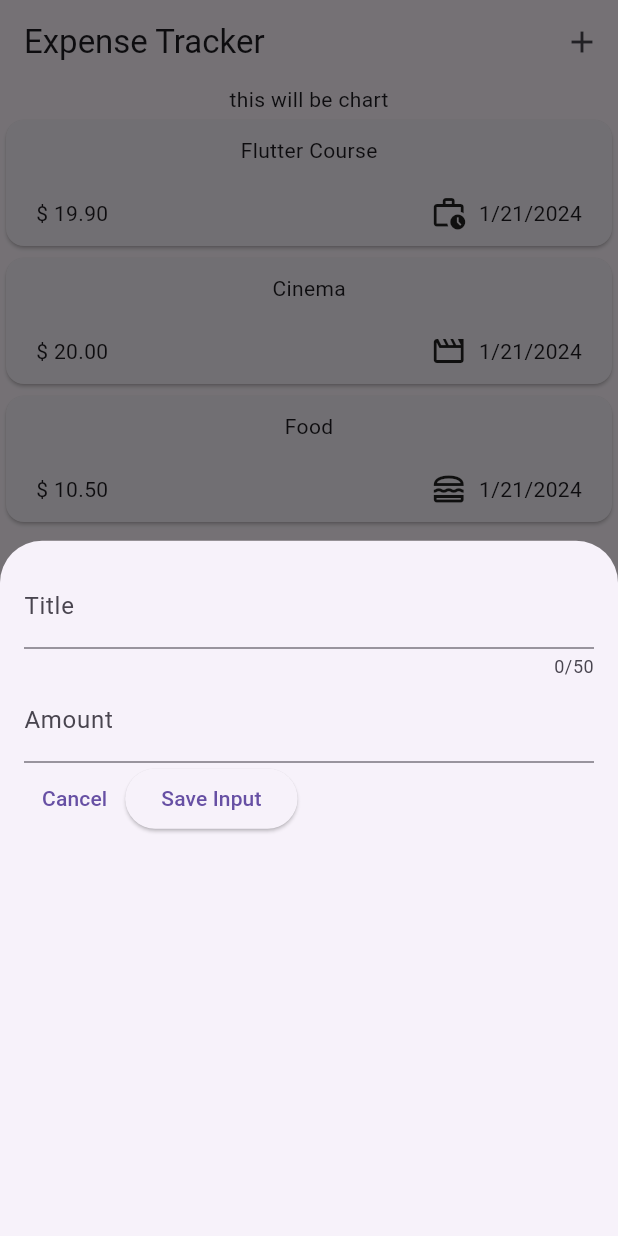
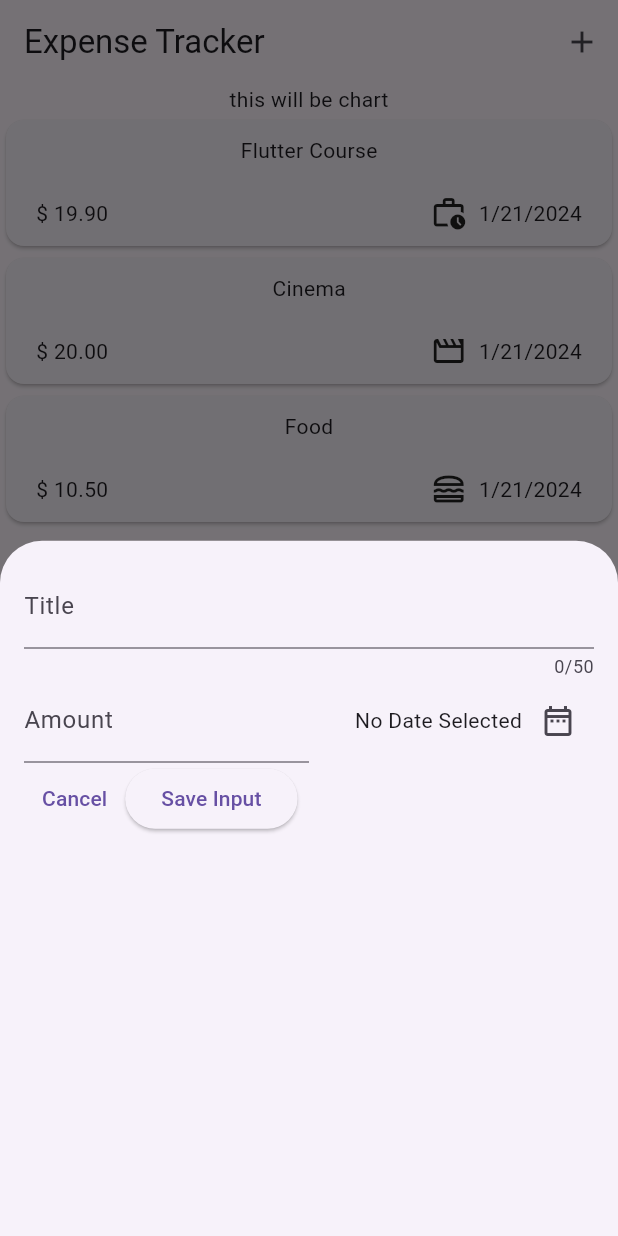
Before and after one commit to ddreambug/expense_tracker, a Flutter app: the screen it shows after launch, after a tap on the "add" icon, on a phone screen of 412 x 824 dp. Run offline on Flutter 3.47's test engine with Material 3 defaults, Android fonts, the phone set to English and light mode, and no system bars.

Commit message:
adding datepicker to showmodaldialog

```diff
--- a/lib/model/expense_model.dart
+++ b/lib/model/expense_model.dart
@@ -8,7 +8,7 @@ const uuid = Uuid();
 
 enum Category { food, travel, leisure, work }
 
-const CategoryIcon = {
+const categoryIcon = {
   Category.food: Icons.lunch_dining_outlined,
   Category.travel: Icons.flight_takeoff,
   Category.leisure: Icons.movie_creation_outlined,
--- a/lib/widgets/expenses_list/expenses_item.dart
+++ b/lib/widgets/expenses_list/expenses_item.dart
@@ -21,7 +21,7 @@ class ExpensesItem extends StatelessWidget {
                 const Spacer(),
                 Row(
                   children: [
-                    Icon(CategoryIcon[expenseItem.category]),
+                    Icon(categoryIcon[expenseItem.category]),
                     const SizedBox(width: 8),
                     Text(expenseItem.formattedDate),
                   ],
--- a/lib/widgets/new_expenses.dart
+++ b/lib/widgets/new_expenses.dart
@@ -1,4 +1,5 @@
 import 'package:flutter/material.dart';
+import 'package:expense_tracker/model/expense_model.dart';
 
 class NewExpenses extends StatefulWidget {
   const NewExpenses({super.key});
@@ -12,10 +13,26 @@ class NewExpenses extends StatefulWidget {
 class _NewExpensesState extends State<NewExpenses> {
   final _titleController = TextEditingController();
   final _amountController = TextEditingController();
+  DateTime? _dateSelected;
+
+  void _showDatePicker() async {
+    final now = DateTime.now();
+    final minusYear = DateTime(now.year - 1, now.month, now.day);
+    final pickedDate = await showDatePicker(
+        context: context,
+        initialDate: now,
+        firstDate: minusYear,
+        lastDate: now);
+
+    setState(() {
+      _dateSelected = pickedDate;
+    });
+  }
 
   @override
   void dispose() {
     _titleController.dispose();
+    _amountController.dispose();
     super.dispose();
   }
 
@@ -30,10 +47,31 @@ class _NewExpensesState extends State<NewExpenses> {
             maxLength: 50,
             decoration: const InputDecoration(label: Text('Title')),
           ),
-          TextField(
-            controller: _amountController,
-            decoration: const InputDecoration(label: Text('Amount')),
-            keyboardType: TextInputType.number,
+          Row(
+            children: [
+              Expanded(
+                child: TextField(
+                  controller: _amountController,
+                  decoration: const InputDecoration(
+                      label: Text('Amount'), prefixText: '\$'),
+                  keyboardType: TextInputType.number,
+                ),
+              ),
+              Expanded(
+                child: Row(
+                  mainAxisAlignment: MainAxisAlignment.end,
+                  crossAxisAlignment: CrossAxisAlignment.center,
+                  children: [
+                    Text(_dateSelected == null
+                        ? 'No Date Selected'
+                        : formatter.format(_dateSelected!)),
+                    IconButton(
+                        onPressed: _showDatePicker,
+                        icon: const Icon(Icons.date_range_outlined))
+                  ],
+                ),
+              )
+            ],
           ),
           Row(
             children: [
```
